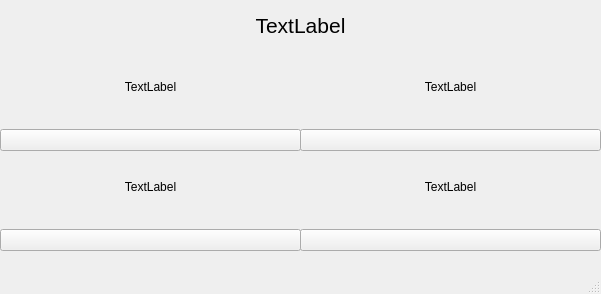
Old version of the form mainwindow2.ui in the repository ateuteberg/Quizv2.5.
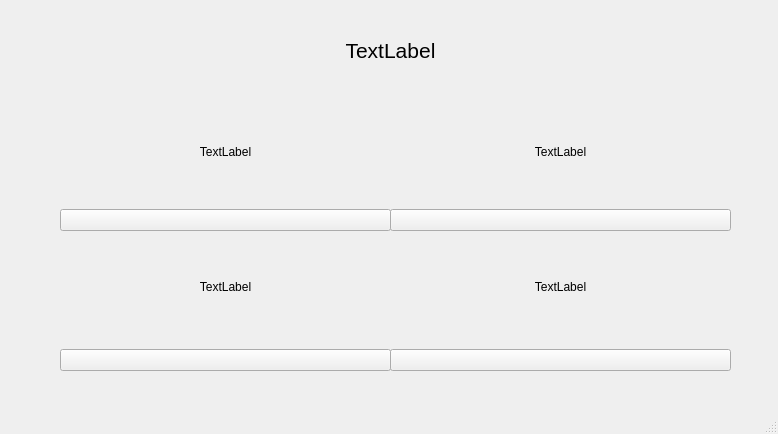
New version of the form.

Diff of the .ui file:
```diff
--- a/mainwindow2.ui
+++ b/mainwindow2.ui
@@ -6,8 +6,8 @@
    <rect>
     <x>0</x>
     <y>0</y>
-    <width>601</width>
-    <height>294</height>
+    <width>778</width>
+    <height>434</height>
    </rect>
   </property>
   <property name="windowTitle">
@@ -17,15 +17,18 @@
    <widget class="QWidget" name="verticalLayoutWidget">
     <property name="geometry">
      <rect>
-      <x>0</x>
-      <y>150</y>
-      <width>301</width>
-      <height>101</height>
+      <x>60</x>
+      <y>230</y>
+      <width>331</width>
+      <height>141</height>
      </rect>
     </property>
     <layout class="QVBoxLayout" name="verticalLayout">
      <item>
       <widget class="QLabel" name="labela3">
+       <property name="enabled">
+        <bool>true</bool>
+       </property>
        <property name="text">
         <string>TextLabel</string>
        </property>
@@ -46,10 +49,10 @@
    <widget class="QWidget" name="verticalLayoutWidget_2">
     <property name="geometry">
      <rect>
-      <x>300</x>
-      <y>150</y>
-      <width>301</width>
-      <height>101</height>
+      <x>390</x>
+      <y>230</y>
+      <width>341</width>
+      <height>141</height>
      </rect>
     </property>
     <layout class="QVBoxLayout" name="verticalLayout_4">
@@ -75,10 +78,10 @@
    <widget class="QWidget" name="verticalLayoutWidget_3">
     <property name="geometry">
      <rect>
-      <x>300</x>
-      <y>50</y>
-      <width>301</width>
-      <height>101</height>
+      <x>390</x>
+      <y>100</y>
+      <width>341</width>
+      <height>131</height>
      </rect>
     </property>
     <layout class="QVBoxLayout" name="verticalLayout_5">
@@ -104,10 +107,10 @@
    <widget class="QWidget" name="verticalLayoutWidget_4">
     <property name="geometry">
      <rect>
-      <x>0</x>
-      <y>50</y>
-      <width>301</width>
-      <height>101</height>
+      <x>60</x>
+      <y>100</y>
+      <width>331</width>
+      <height>131</height>
      </rect>
     </property>
     <layout class="QVBoxLayout" name="verticalLayout_6">
@@ -135,8 +138,8 @@
      <rect>
       <x>0</x>
       <y>0</y>
-      <width>601</width>
-      <height>51</height>
+      <width>781</width>
+      <height>101</height>
      </rect>
     </property>
     <property name="font">
```
Left out of the diff: 4 changed lines with no effect on the pictures.
